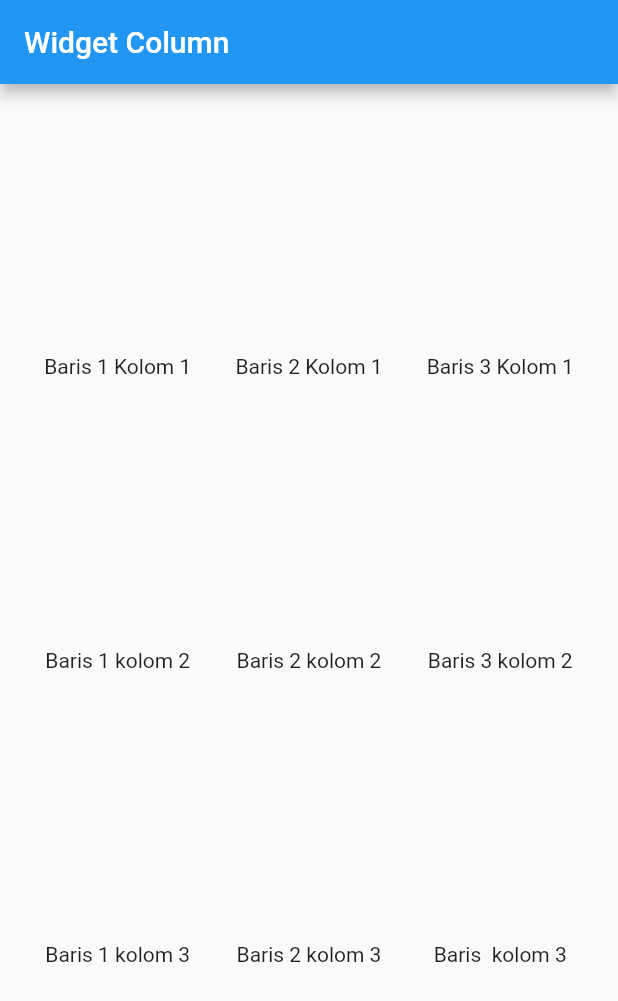
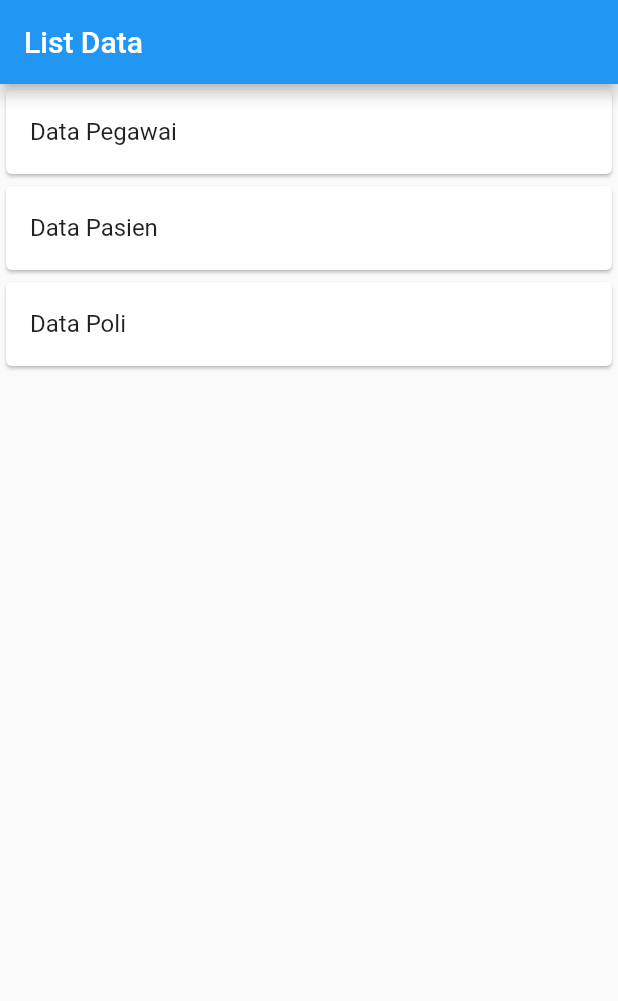
Before and after one commit to jajaroyana505/belajar-flutter, a Flutter app: the screen it shows after launch, on a phone screen of 412 x 824 dp. Shown: the top 1001 px of the screen. Run offline on Flutter 3.47's test engine with Material 2 defaults, Android fonts, the phone set to English and light mode, and no system bars.

Commit message:
praktek mobile programing pertemuan 5 dan 6

```diff
--- a/lib/baris_kolom.dart
+++ b/lib/baris_kolom.dart
@@ -6,7 +6,7 @@ class BarisKolom extends StatelessWidget {
   Widget build(BuildContext context) {
     return Scaffold(
       appBar: AppBar(
-        title: const Text("Widget Column"),
+        title: const Text("Baris Kolom"),
       ),
       body: Row(
         mainAxisAlignment: MainAxisAlignment.spaceEvenly,
--- a/lib/main.dart
+++ b/lib/main.dart
@@ -1,18 +1,19 @@
 import 'package:flutter/material.dart';
-// import 'hello_word.dart';
-// import 'column_widget.dart';
-import 'row_widget.dart';
-import 'baris_kolom.dart';
+import 'package:flutter_application_jaja/ui/pasien_page.dart';
+import 'package:flutter_application_jaja/ui/poli_page.dart';
+import '/ui/poli_page.dart';
+import '/ui/pegawai_page.dart';
+import '/ui/list_data_page.dart';
 
-void main() {
-  runApp(const MyApp());
-}
+void main() => runApp(MyApp());
 
 class MyApp extends StatelessWidget {
-  const MyApp({Key? key}) : super(key: key);
-
   @override
   Widget build(BuildContext context) {
-    return const MaterialApp(title: 'Klinik', home: BarisKolom());
+    return MaterialApp(
+      title: 'Klinik APP JAJA',
+      debugShowCheckedModeBanner: false,
+      home: ListDataPage(),
+    );
   }
 }
--- /dev/null
+++ b/lib/model/pasien.dart
@@ -0,0 +1,18 @@
+import 'package:flutter/material.dart';
+
+class Pasien {
+  int? id;
+  String nomor_rm;
+  String nama;
+  String tanggal_lahir;
+  String nomor_telepon;
+  String alamat;
+
+  Pasien(
+      {this.id,
+      required this.nomor_rm,
+      required this.nama,
+      required this.tanggal_lahir,
+      required this.nomor_telepon,
+      required this.alamat});
+}
--- /dev/null
+++ b/lib/model/pegawai.dart
@@ -0,0 +1,20 @@
+import 'package:flutter/material.dart';
+
+class Pegawai {
+  String? id;
+  String nip;
+  String nama;
+  String tanggal_lahir;
+  String nomor_telepon;
+  String email;
+  String password;
+
+  Pegawai(
+      {this.id,
+      required this.nip,
+      required this.nama,
+      required this.tanggal_lahir,
+      required this.nomor_telepon,
+      required this.email,
+      required this.password});
+}
--- /dev/null
+++ b/lib/model/poli.dart
@@ -0,0 +1,6 @@
+class Poli {
+  String? id;
+  String namaPoli;
+
+  Poli({this.id, required this.namaPoli});
+}
--- /dev/null
+++ b/lib/ui/list_data_page.dart
@@ -0,0 +1,59 @@
+import 'package:flutter/material.dart';
+import 'package:flutter_application_jaja/ui/pasien_page.dart';
+import 'package:flutter_application_jaja/ui/pegawai_page.dart';
+import 'package:flutter_application_jaja/ui/poli_page.dart';
+
+class ListDataPage extends StatefulWidget {
+  const ListDataPage({super.key});
+
+  @override
+  State<ListDataPage> createState() => _ListDataPageState();
+}
+
+class _ListDataPageState extends State<ListDataPage> {
+  @override
+  Widget build(BuildContext context) {
+    return Scaffold(
+      appBar: AppBar(
+        title: Text("List Data"),
+      ),
+      body: ListView(
+        children: [
+          GestureDetector(
+            child: Card(
+              child: ListTile(
+                title: const Text("Data Pegawai"),
+              ),
+            ),
+            onTap: () {
+              Navigator.push(context,
+                  MaterialPageRoute(builder: (context) => PegawaiPage()));
+            },
+          ),
+          GestureDetector(
+            child: Card(
+              child: ListTile(
+                title: const Text("Data Pasien"),
+              ),
+            ),
+            onTap: () {
+              Navigator.push(context,
+                  MaterialPageRoute(builder: (context) => PasienPage()));
+            },
+          ),
+          GestureDetector(
+            child: Card(
+              child: ListTile(
+                title: const Text("Data Poli"),
+              ),
+            ),
+            onTap: () {
+              Navigator.push(
+                  context, MaterialPageRoute(builder: (context) => PoliPage()));
+            },
+          ),
+        ],
+      ),
+    );
+  }
+}
--- /dev/null
+++ b/lib/ui/pasien_item.dart
@@ -0,0 +1,26 @@
+import 'package:flutter/material.dart';
+import '../model/pasien.dart';
+import 'detail_pasien.dart';
+
+class PasienItem extends StatelessWidget {
+  final Pasien pasien;
+
+  const PasienItem({super.key, required this.pasien});
+
+  @override
+  Widget build(BuildContext context) {
+    return GestureDetector(
+      child: Card(
+        child: ListTile(
+          title: Text("${pasien.nama}"),
+        ),
+      ),
+      onTap: () {
+        Navigator.push(
+            context,
+            MaterialPageRoute(
+                builder: (context) => DetailPasien(pasien: pasien)));
+      },
+    );
+  }
+}
--- /dev/null
+++ b/lib/ui/pegawai_item.dart
@@ -0,0 +1,26 @@
+import 'package:flutter/material.dart';
+import '../model/pegawai.dart';
+import 'detail_pegawai.dart';
+
+class PegawaiItem extends StatelessWidget {
+  final Pegawai pegawai;
+
+  const PegawaiItem({super.key, required this.pegawai});
+
+  @override
+  Widget build(BuildContext context) {
+    return GestureDetector(
+      child: Card(
+        child: ListTile(
+          title: Text("${pegawai.nama}"),
+        ),
+      ),
+      onTap: () {
+        Navigator.push(
+            context,
+            MaterialPageRoute(
+                builder: (context) => DetailPegawai(pegawai: pegawai)));
+      },
+    );
+  }
+}
--- /dev/null
+++ b/lib/ui/poli_item.dart
@@ -0,0 +1,24 @@
+import 'package:flutter/material.dart';
+import '../model/poli.dart';
+import 'poli_detail.dart';
+
+class PoliItem extends StatelessWidget {
+  final Poli poli;
+
+  const PoliItem({super.key, required this.poli});
+
+  @override
+  Widget build(BuildContext context) {
+    return GestureDetector(
+      child: Card(
+        child: ListTile(
+          title: Text("${poli.namaPoli}"),
+        ),
+      ),
+      onTap: () {
+        Navigator.push(context,
+            MaterialPageRoute(builder: (context) => PoliDetail(poli: poli)));
+      },
+    );
+  }
+}
--- /dev/null
+++ b/lib/ui/poli_page.dart
@@ -0,0 +1,28 @@
+import 'package:flutter/material.dart';
+import '../model/poli.dart';
+import 'poli_detail.dart';
+import 'poli_item.dart';
+
+class PoliPage extends StatefulWidget {
+  const PoliPage({super.key});
+
+  @override
+  State<PoliPage> createState() => _PoliPageState();
+}
+
+class _PoliPageState extends State<PoliPage> {
+  @override
+  Widget build(BuildContext context) {
+    return Scaffold(
+      appBar: AppBar(title: const Text("Data Poli")),
+      body: ListView(
+        children: [
+          PoliItem(poli: Poli(namaPoli: "Poli Anak")),
+          PoliItem(poli: Poli(namaPoli: "Poli Kandungan")),
+          PoliItem(poli: Poli(namaPoli: "Poli Gigi")),
+          PoliItem(poli: Poli(namaPoli: "Poli THT")),
+        ],
+      ),
+    );
+  }
+}
```
Also changed, not shown: lib/ui/detail_pasien.dart (added, +66 -0 lines), lib/ui/detail_pegawai.dart (added, +66 -0 lines), lib/ui/pasien_page.dart (added, +41 -0 lines), lib/ui/pegawai_page.dart (added, +41 -0 lines), lib/ui/poli_detail.dart (added, +44 -0 lines).
